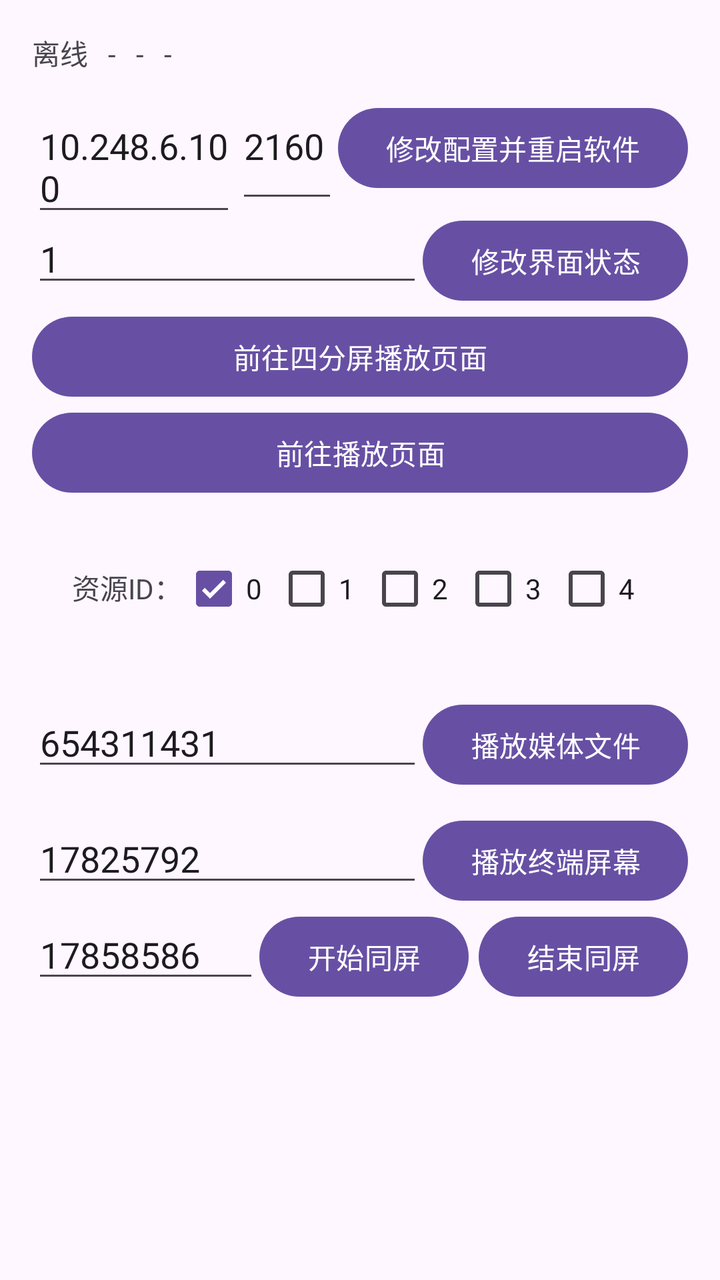
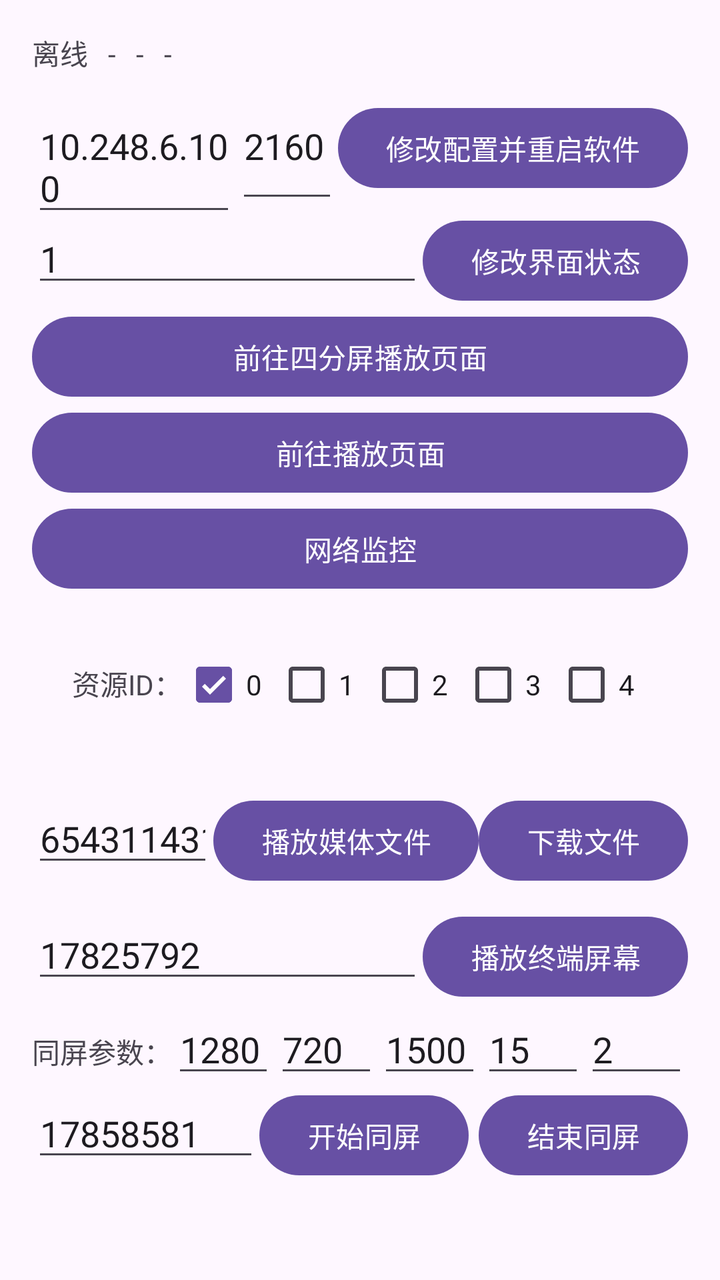

Two renders of the same Android screen: before a commit and after it. Below are the layout's source before the change and the commit's diff.
<!-- AndroidManifest.xml: application theme Theme.Paperless_sdk -->
<!-- res/layout/activity_main.xml -->
<?xml version="1.0" encoding="utf-8"?>
<ScrollView xmlns:android="http://schemas.android.com/apk/res/android"
    xmlns:app="http://schemas.android.com/apk/res-auto"
    xmlns:tools="http://schemas.android.com/tools"
    android:id="@+id/main"
    android:layout_width="match_parent"
    android:layout_height="match_parent"
    android:orientation="vertical"
    android:padding="16dp"
    tools:context=".MainActivity">

    <LinearLayout
        android:layout_width="match_parent"
        android:layout_height="wrap_content"
        android:orientation="vertical">

        <LinearLayout
            android:layout_width="match_parent"
            android:layout_height="wrap_content"
            android:orientation="horizontal">

            <TextView
                android:id="@+id/tvOnline"
                android:layout_width="wrap_content"
                android:layout_height="wrap_content"
                android:layout_marginEnd="10dp"
                android:text="离线" />

            <TextView
                android:id="@+id/tvDevId"
                android:layout_width="wrap_content"
                android:layout_height="wrap_content"
                android:layout_marginEnd="10dp"
                android:text="-" />

            <TextView
                android:id="@+id/tvDevName"
                android:layout_width="wrap_content"
                android:layout_height="wrap_content"
                android:layout_marginEnd="10dp"
                android:text="-" />

            <TextView
                android:id="@+id/tvMemberName"
                android:layout_width="wrap_content"
                android:layout_height="wrap_content"
                android:layout_marginEnd="10dp"
                android:text="-" />

        </LinearLayout>

        <LinearLayout
            android:layout_width="match_parent"
            android:layout_height="wrap_content"
            android:orientation="horizontal">

            <EditText
                android:id="@+id/edtIp"
                android:layout_width="0dp"
                android:layout_height="wrap_content"
                android:layout_weight="2"
                android:hint="IP地址"
                android:text="10.248.6.100" />

            <EditText
                android:id="@+id/edtPort"
                android:layout_width="0dp"
                android:layout_height="wrap_content"
                android:layout_weight="1"
                android:hint="端口号"
                android:text="2160" />

            <Button
                android:id="@+id/btnModify"
                android:layout_width="wrap_content"
                android:layout_height="wrap_content"
                android:text="修改配置并重启软件" />
        </LinearLayout>

        <LinearLayout
            android:layout_width="match_parent"
            android:layout_height="wrap_content"
            android:orientation="horizontal">

            <EditText
                android:id="@+id/edt_page_code"
                android:layout_width="0dp"
                android:layout_height="wrap_content"
                android:layout_weight="1"
                android:inputType="number"
                android:text="1" />

            <Button
                android:id="@+id/btn_page"
                android:layout_width="wrap_content"
                android:layout_height="wrap_content"
                android:text="修改界面状态" />
        </LinearLayout>

        <Button
            android:id="@+id/btn_split"
            android:layout_width="match_parent"
            android:layout_height="wrap_content"
            android:text="前往四分屏播放页面" />

        <Button
            android:id="@+id/btnPlayPage"
            android:layout_width="match_parent"
            android:layout_height="wrap_content"
            android:text="前往播放页面" />

        <LinearLayout
            android:layout_width="match_parent"
            android:layout_height="wrap_content"
            android:layout_margin="20dp"
            android:orientation="horizontal">

            <TextView
                android:layout_width="wrap_content"
                android:layout_height="wrap_content"
                android:text="资源ID：" />

            <CheckBox
                android:id="@+id/id_0"
                android:layout_width="0dp"
                android:layout_height="wrap_content"
                android:layout_weight="1"
                android:checked="true"
                android:text="0" />

            <CheckBox
                android:id="@+id/id_1"
                android:layout_width="0dp"
                android:layout_height="wrap_content"
                android:layout_weight="1"
                android:text="1" />

            <CheckBox
                android:id="@+id/id_2"
                android:layout_width="0dp"
                android:layout_height="wrap_content"
                android:layout_weight="1"
                android:text="2" />

            <CheckBox
                android:id="@+id/id_3"
                android:layout_width="0dp"
                android:layout_height="wrap_content"
                android:layout_weight="1"
                android:text="3" />

            <CheckBox
                android:id="@+id/id_4"
                android:layout_width="0dp"
                android:layout_height="wrap_content"
                android:layout_weight="1"
                android:text="4" />
        </LinearLayout>

        <LinearLayout
            android:layout_width="match_parent"
            android:layout_height="wrap_content"
            android:layout_marginTop="10dp"
            android:orientation="horizontal">

            <EditText
                android:id="@+id/edt_media_id"
                android:layout_width="0dp"
                android:layout_height="wrap_content"
                android:layout_weight="1"
                android:inputType="number"
                android:text="654311431" />

            <Button
                android:id="@+id/btn_play_media"
                android:layout_width="wrap_content"
                android:layout_height="wrap_content"
                android:text="播放媒体文件" />
        </LinearLayout>

        <LinearLayout
            android:layout_width="match_parent"
            android:layout_height="wrap_content"
            android:layout_marginTop="10dp"
            android:orientation="horizontal">

            <EditText
                android:id="@+id/edt_device_id"
                android:layout_width="0dp"
                android:layout_height="wrap_content"
                android:layout_weight="1"
                android:inputType="number"
                android:text="17825792" />

            <Button
                android:id="@+id/btn_stream_play"
                android:layout_width="wrap_content"
                android:layout_height="wrap_content"
                android:text="播放终端屏幕" />

        </LinearLayout>

        <LinearLayout
            android:layout_width="match_parent"
            android:layout_height="wrap_content"
            android:orientation="horizontal">

            <EditText
                android:id="@+id/edt_dst_id"
                android:layout_width="0dp"
                android:layout_height="wrap_content"
                android:layout_weight="1"
                android:inputType="number"
                android:text="17858586" />

            <Button
                android:id="@+id/btn_start_record"
                android:layout_width="wrap_content"
                android:layout_height="wrap_content"
                android:layout_marginEnd="5dp"
                android:text="开始同屏" />

            <Button
                android:id="@+id/btn_stop_record"
                android:layout_width="wrap_content"
                android:layout_height="wrap_content"
                android:text="结束同屏" />
        </LinearLayout>
    </LinearLayout>
</ScrollView>
<!-- resources referenced by this layout -->
<resources>
  <style name="Theme.Paperless_sdk" parent="Base.Theme.Paperless_sdk" />
  <style name="Base.Theme.Paperless_sdk" parent="Theme.Material3.DayNight.NoActionBar">
          
          
          <item name="android:windowNoTitle">true</item>
          <item name="android:windowFullscreen">true</item>
      </style>
</resources>

<!-- the commit's change to res/layout/activity_main.xml (unified diff, before → after) -->
@@ -97,6 +97,7 @@
                 android:text="修改界面状态" />
         </LinearLayout>
 
+
         <Button
             android:id="@+id/btn_split"
             android:layout_width="match_parent"
@@ -109,6 +110,12 @@
             android:layout_height="wrap_content"
             android:text="前往播放页面" />
 
+        <Button
+            android:id="@+id/btn_network"
+            android:layout_width="match_parent"
+            android:layout_height="wrap_content"
+            android:text="网络监控" />
+
         <LinearLayout
             android:layout_width="match_parent"
             android:layout_height="wrap_content"
@@ -176,6 +183,11 @@
                 android:layout_width="wrap_content"
                 android:layout_height="wrap_content"
                 android:text="播放媒体文件" />
+            <Button
+                android:id="@+id/btn_download_media"
+                android:layout_width="wrap_content"
+                android:layout_height="wrap_content"
+                android:text="下载文件" />
         </LinearLayout>
 
         <LinearLayout
@@ -205,13 +217,65 @@
             android:layout_height="wrap_content"
             android:orientation="horizontal">
 
+            <TextView
+                android:layout_width="wrap_content"
+                android:layout_height="wrap_content"
+                android:text="同屏参数：" />
+
+            <EditText
+                android:id="@+id/edt_record_width"
+                android:layout_width="0dp"
+                android:layout_height="wrap_content"
+                android:layout_weight="1"
+                android:inputType="number"
+                android:text="1280" />
+
+            <EditText
+                android:id="@+id/edt_record_height"
+                android:layout_width="0dp"
+                android:layout_height="wrap_content"
+                android:layout_weight="1"
+                android:inputType="number"
+                android:text="720" />
+
+            <EditText
+                android:id="@+id/edt_bitrate"
+                android:layout_width="0dp"
+                android:layout_height="wrap_content"
+                android:layout_weight="1"
+                android:inputType="number"
+                android:text="1500" />
+
+            <EditText
+                android:id="@+id/edt_framerate"
+                android:layout_width="0dp"
+                android:layout_height="wrap_content"
+                android:layout_weight="1"
+                android:inputType="number"
+                android:text="15" />
+
+            <EditText
+                android:id="@+id/edt_i_frame_interval"
+                android:layout_width="0dp"
+                android:layout_height="wrap_content"
+                android:layout_weight="1"
+                android:inputType="number"
+                android:text="2" />
+
+        </LinearLayout>
+
+        <LinearLayout
+            android:layout_width="match_parent"
+            android:layout_height="wrap_content"
+            android:orientation="horizontal">
+
             <EditText
                 android:id="@+id/edt_dst_id"
                 android:layout_width="0dp"
                 android:layout_height="wrap_content"
                 android:layout_weight="1"
                 android:inputType="number"
-                android:text="17858586" />
+                android:text="17858581" />
 
             <Button
                 android:id="@+id/btn_start_record"
